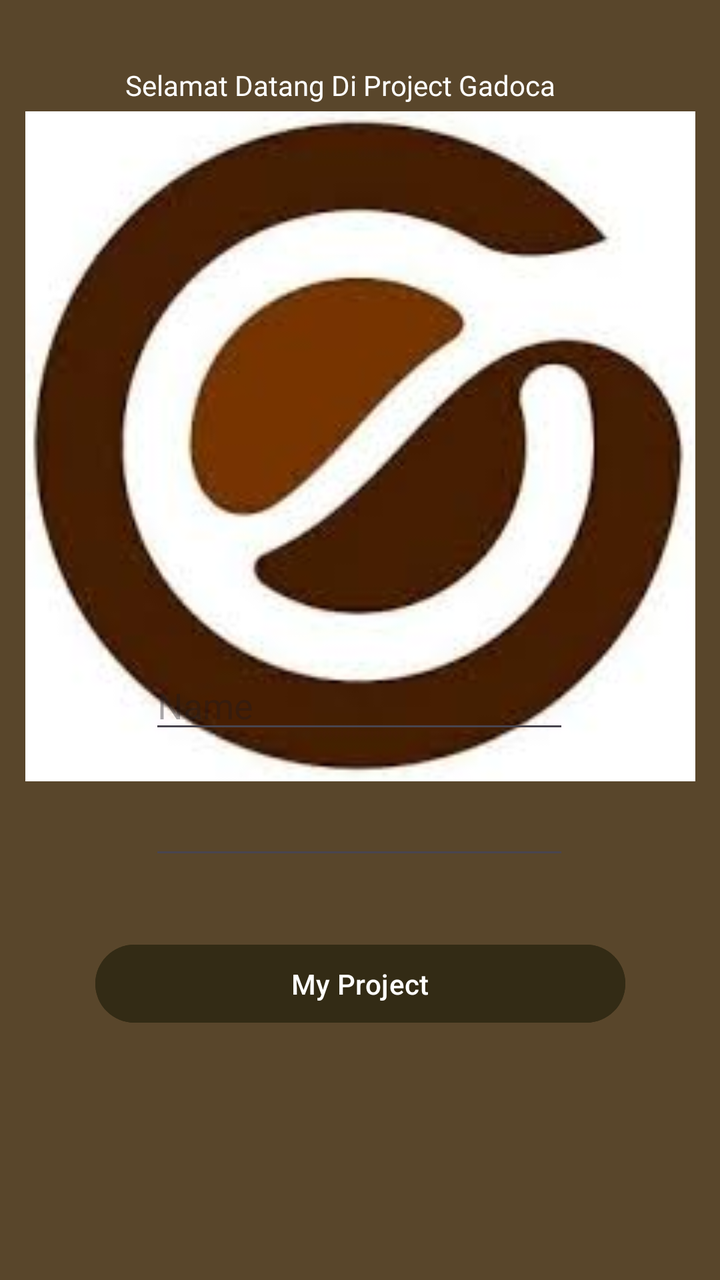
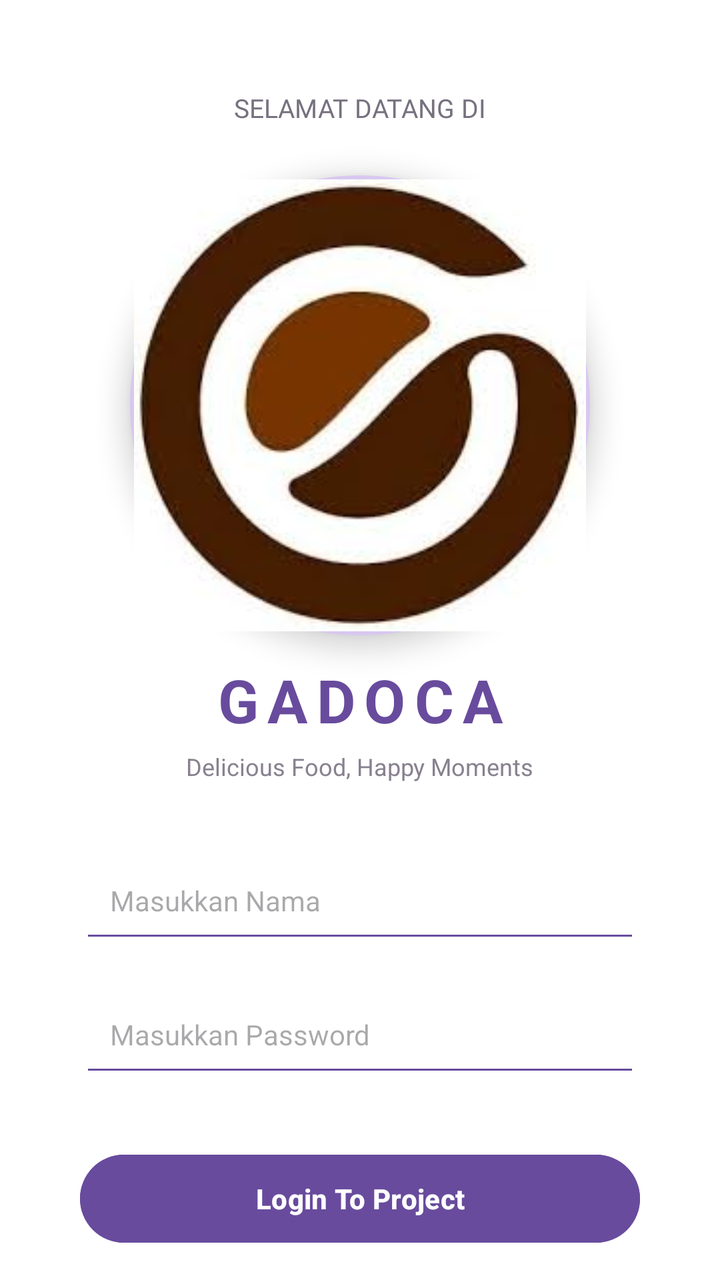

An Android layout rendered at two revisions. The XML below is the earlier revision; the diff shows what the commit changed to produce the second picture.
<!-- AndroidManifest.xml: application theme Theme.MRMOREO -->
<!-- res/layout/activity_main.xml -->
<?xml version="1.0" encoding="utf-8"?>
<androidx.constraintlayout.widget.ConstraintLayout xmlns:android="http://schemas.android.com/apk/res/android"
    xmlns:app="http://schemas.android.com/apk/res-auto"
    xmlns:tools="http://schemas.android.com/tools"
    android:id="@+id/main"
    android:layout_width="match_parent"
    android:layout_height="match_parent"
    android:background="#59462B"
    tools:context=".MainActivity">

    <TextView
        android:id="@+id/inputNoTujuan"
        android:layout_width="234dp"
        android:layout_height="38dp"
        android:ems="10"
        android:fontFamily="@font/fugazoneregular"
        android:inputType="text"
        android:text="Selamat Datang Di Project Gadoca"
        android:textColor="@color/white"
        app:layout_constraintBottom_toBottomOf="parent"
        app:layout_constraintEnd_toEndOf="parent"
        app:layout_constraintHorizontal_bias="0.497"
        app:layout_constraintStart_toStartOf="parent"
        app:layout_constraintTop_toTopOf="parent"
        app:layout_constraintVertical_bias="0.055"
        tools:ignore="MissingConstraints" />

    <Button
        android:id="@+id/btnMasuk"
        android:layout_width="265dp"
        android:layout_height="47dp"
        android:backgroundTint="#332B15"
        android:text="My Project"
        app:layout_constraintBottom_toBottomOf="parent"
        app:layout_constraintEnd_toEndOf="parent"
        app:layout_constraintStart_toStartOf="parent"
        app:layout_constraintTop_toTopOf="parent"
        app:layout_constraintVertical_bias="0.79"
        tools:ignore="MissingConstraints" />

    <ImageView
        android:id="@+id/imageView2"
        android:layout_width="348dp"
        android:layout_height="335dp"
        android:src="@drawable/gadoca"
        app:layout_constraintBottom_toBottomOf="parent"
        app:layout_constraintEnd_toEndOf="parent"
        app:layout_constraintHorizontal_bias="0.492"
        app:layout_constraintStart_toStartOf="parent"
        app:layout_constraintTop_toTopOf="parent"
        app:layout_constraintVertical_bias="0.183" />

    <EditText
        android:id="@+id/idNama"
        android:layout_width="wrap_content"
        android:layout_height="wrap_content"
        android:ems="10"
        android:inputType="text"
        android:hint="Name"
        android:textColor="@color/white"
        app:layout_constraintBottom_toBottomOf="parent"
        app:layout_constraintEnd_toEndOf="parent"
        app:layout_constraintHorizontal_bias="0.497"
        app:layout_constraintStart_toStartOf="parent"
        app:layout_constraintTop_toTopOf="parent"
        app:layout_constraintVertical_bias="0.552" />

    <EditText
        android:id="@+id/Password"
        android:layout_width="wrap_content"
        android:layout_height="wrap_content"
        android:ems="10"
        android:inputType="textPassword"
        app:layout_constraintBottom_toBottomOf="parent"
        app:layout_constraintEnd_toEndOf="parent"
        app:layout_constraintHorizontal_bias="0.497"
        app:layout_constraintStart_toStartOf="parent"
        app:layout_constraintTop_toTopOf="parent"
        app:layout_constraintVertical_bias="0.657" />
</androidx.constraintlayout.widget.ConstraintLayout>
<!-- resources referenced by this layout -->
<resources>
  <color name="white">#FFFFFFFF</color>
  <!-- drawable gadoca: jpg bitmap (drawable, 6631 bytes) -->
  <style name="Theme.MRMOREO" parent="Base.Theme.MRMOREO" />
  <style name="Base.Theme.MRMOREO" parent="Theme.Material3.DayNight.NoActionBar">
          
          
      </style>
</resources>

<!-- the commit's change to res/layout/activity_main.xml (unified diff, before → after) -->
@@ -1,80 +1,115 @@
 <?xml version="1.0" encoding="utf-8"?>
-<androidx.constraintlayout.widget.ConstraintLayout xmlns:android="http://schemas.android.com/apk/res/android"
+<androidx.constraintlayout.widget.ConstraintLayout
+    xmlns:android="http://schemas.android.com/apk/res/android"
     xmlns:app="http://schemas.android.com/apk/res-auto"
     xmlns:tools="http://schemas.android.com/tools"
     android:id="@+id/main"
     android:layout_width="match_parent"
     android:layout_height="match_parent"
-    android:background="#59462B"
+    android:background="#FFFFFF"
     tools:context=".MainActivity">
 
+    
     <TextView
         android:id="@+id/inputNoTujuan"
-        android:layout_width="234dp"
-        android:layout_height="38dp"
-        android:ems="10"
+        android:layout_width="wrap_content"
+        android:layout_height="wrap_content"
+        android:text="SELAMAT DATANG DI"
+        android:textColor="#77717F"
+        android:textSize="13sp"
         android:fontFamily="@font/fugazoneregular"
-        android:inputType="text"
-        android:text="Selamat Datang Di Project Gadoca"
-        android:textColor="@color/white"
-        app:layout_constraintBottom_toBottomOf="parent"
+        app:layout_constraintTop_toTopOf="parent"
+        app:layout_constraintStart_toStartOf="parent"
         app:layout_constraintEnd_toEndOf="parent"
-        app:layout_constraintHorizontal_bias="0.497"
+        android:layout_marginTop="45dp"/>
+
+    
+    <ImageView
+        android:id="@+id/imageView2"
+        android:layout_width="230dp"
+        android:layout_height="230dp"
+        android:src="@drawable/gadoca"
+        android:background="@drawable/bg_logo"
+        android:padding="2dp"
+        android:scaleType="fitCenter"
+        android:elevation="8dp"
+        app:layout_constraintTop_toBottomOf="@id/inputNoTujuan"
         app:layout_constraintStart_toStartOf="parent"
-        app:layout_constraintTop_toTopOf="parent"
-        app:layout_constraintVertical_bias="0.055"
-        tools:ignore="MissingConstraints" />
+        app:layout_constraintEnd_toEndOf="parent"
+        android:layout_marginTop="25dp"/>
 
+    
+    <TextView
+        android:id="@+id/tvBrand"
+        android:layout_width="wrap_content"
+        android:layout_height="wrap_content"
+        android:text="GADOCA"
+        android:textSize="30sp"
+        android:textStyle="bold"
+        android:letterSpacing="0.15"
+        android:textColor="#684B9D"
+        app:layout_constraintTop_toBottomOf="@id/imageView2"
+        app:layout_constraintStart_toStartOf="parent"
+        app:layout_constraintEnd_toEndOf="parent"
+        android:layout_marginTop="12dp"/>
+
+    <TextView
+        android:id="@+id/tvSubtitle"
+        android:layout_width="wrap_content"
+        android:layout_height="wrap_content"
+        android:text="Delicious Food, Happy Moments"
+        android:textColor="#88818F"
+        android:textSize="12sp"
+        app:layout_constraintTop_toBottomOf="@id/tvBrand"
+        app:layout_constraintStart_toStartOf="parent"
+        app:layout_constraintEnd_toEndOf="parent"
+        android:layout_marginTop="5dp"/>
+
+    
+    <EditText
+        android:id="@+id/idNama"
+        android:layout_width="280dp"
+        android:layout_height="55dp"
+        android:hint="Masukkan Nama"
+        android:paddingHorizontal="15dp"
+        android:backgroundTint="#684B9D"
+        android:textColor="#292333"
+        android:textSize="14sp"
+        android:inputType="textPersonName"
+        app:layout_constraintTop_toBottomOf="@id/tvSubtitle"
+        app:layout_constraintStart_toStartOf="parent"
+        app:layout_constraintEnd_toEndOf="parent"
+        android:layout_marginTop="30dp"/>
+
+    
+    <EditText
+        android:id="@+id/Password"
+        android:layout_width="280dp"
+        android:layout_height="55dp"
+        android:hint="Masukkan Password"
+        android:paddingHorizontal="15dp"
+        android:backgroundTint="#684B9D"
+        android:textColor="#292333"
+        android:textSize="14sp"
+        android:inputType="textPassword"
+        app:layout_constraintTop_toBottomOf="@id/idNama"
+        app:layout_constraintStart_toStartOf="parent"
+        app:layout_constraintEnd_toEndOf="parent"
+        android:layout_marginTop="12dp"/>
+
+    
     <Button
         android:id="@+id/btnMasuk"
-        android:layout_width="265dp"
-        android:layout_height="47dp"
-        android:backgroundTint="#332B15"
-        android:text="My Project"
-        app:layout_constraintBottom_toBottomOf="parent"
+        android:layout_width="280dp"
+        android:layout_height="52dp"
+        android:text="Login To Project"
+        android:textColor="#FFFFFF"
+        android:textStyle="bold"
+        android:backgroundTint="#684B9D"
+        app:cornerRadius="25dp"
+        app:layout_constraintTop_toBottomOf="@id/Password"
+        app:layout_constraintStart_toStartOf="parent"
         app:layout_constraintEnd_toEndOf="parent"
-        app:layout_constraintStart_toStartOf="parent"
-        app:layout_constraintTop_toTopOf="parent"
-        app:layout_constraintVertical_bias="0.79"
-        tools:ignore="MissingConstraints" />
+        android:layout_marginTop="30dp"/>
 
-    <ImageView
-        android:id="@+id/imageView2"
-        android:layout_width="348dp"
-        android:layout_height="335dp"
-        android:src="@drawable/gadoca"
-        app:layout_constraintBottom_toBottomOf="parent"
-        app:layout_constraintEnd_toEndOf="parent"
-        app:layout_constraintHorizontal_bias="0.492"
-        app:layout_constraintStart_toStartOf="parent"
-        app:layout_constraintTop_toTopOf="parent"
-        app:layout_constraintVertical_bias="0.183" />
-
-    <EditText
-        android:id="@+id/idNama"
-        android:layout_width="wrap_content"
-        android:layout_height="wrap_content"
-        android:ems="10"
-        android:inputType="text"
-        android:hint="Name"
-        android:textColor="@color/white"
-        app:layout_constraintBottom_toBottomOf="parent"
-        app:layout_constraintEnd_toEndOf="parent"
-        app:layout_constraintHorizontal_bias="0.497"
-        app:layout_constraintStart_toStartOf="parent"
-        app:layout_constraintTop_toTopOf="parent"
-        app:layout_constraintVertical_bias="0.552" />
-
-    <EditText
-        android:id="@+id/Password"
-        android:layout_width="wrap_content"
-        android:layout_height="wrap_content"
-        android:ems="10"
-        android:inputType="textPassword"
-        app:layout_constraintBottom_toBottomOf="parent"
-        app:layout_constraintEnd_toEndOf="parent"
-        app:layout_constraintHorizontal_bias="0.497"
-        app:layout_constraintStart_toStartOf="parent"
-        app:layout_constraintTop_toTopOf="parent"
-        app:layout_constraintVertical_bias="0.657" />
 </androidx.constraintlayout.widget.ConstraintLayout>
<!-- resource entries referenced after the edit -->
@@ -1,6 +1,17 @@
 <!-- resources referenced by this layout -->
 <resources>
-  <color name="white">#FFFFFFFF</color>
+  <!-- drawable bg_logo (drawable) -->
+  <?xml version="1.0" encoding="utf-8"?>
+  <shape xmlns:android="http://schemas.android.com/apk/res/android"
+      android:shape="oval">
+  
+      <solid android:color="#F0E9FA"/>
+  
+      <stroke
+          android:width="2dp"
+          android:color="#D8C7F0"/>
+  
+  </shape>
   <!-- drawable gadoca: jpg bitmap (drawable, 6631 bytes) -->
   <style name="Theme.MRMOREO" parent="Base.Theme.MRMOREO" />
   <style name="Base.Theme.MRMOREO" parent="Theme.Material3.DayNight.NoActionBar">
